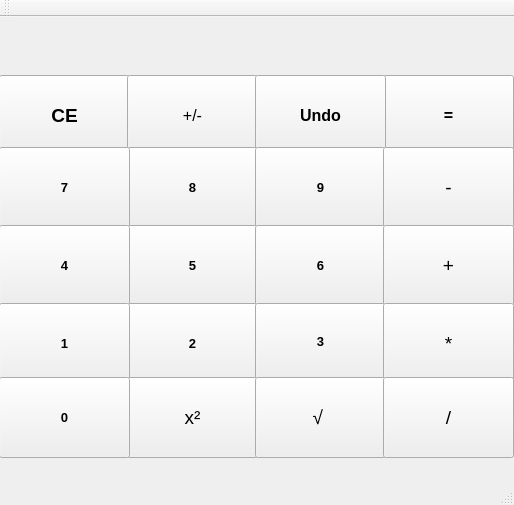
Before: the Qt Designer form SummerWar/Calculator/mainwindow.ui in denslaz/StudentCpp, drawn with Qt 5.
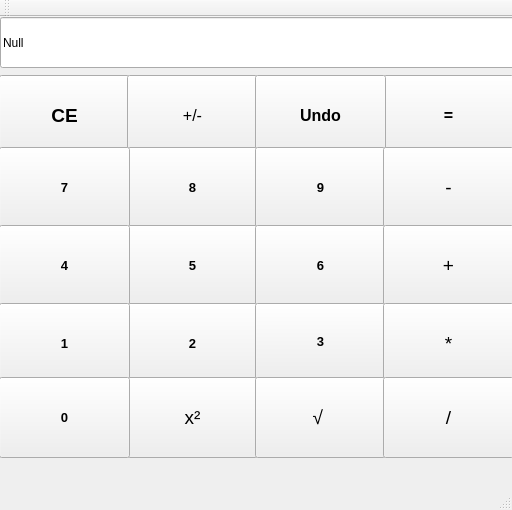
After: the same form once the commit is applied.

Diff of the .ui file:
```diff
--- a/SummerWar/Calculator/mainwindow.ui
+++ b/SummerWar/Calculator/mainwindow.ui
@@ -6,8 +6,8 @@
    <rect>
     <x>0</x>
     <y>0</y>
-    <width>514</width>
-    <height>505</height>
+    <width>512</width>
+    <height>510</height>
    </rect>
   </property>
   <property name="windowTitle">
@@ -400,17 +400,17 @@
      <string>0</string>
     </property>
    </widget>
-   <widget class="QLabel" name="vivod">
+   <widget class="QLineEdit" name="vivod">
     <property name="geometry">
      <rect>
-      <x>4</x>
-      <y>-1</y>
-      <width>511</width>
-      <height>61</height>
+      <x>0</x>
+      <y>0</y>
+      <width>515</width>
+      <height>51</height>
      </rect>
     </property>
     <property name="text">
-     <string/>
+     <string>Null</string>
     </property>
    </widget>
   </widget>
```
Left out of the diff: 2 changed lines with no effect on the pictures.
